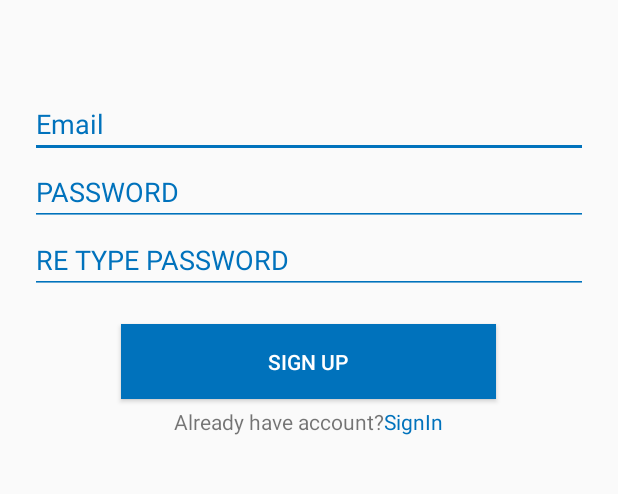
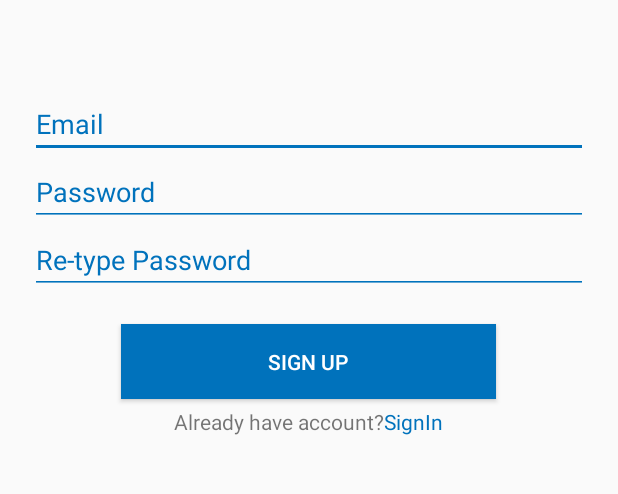
Before and after one commit to Raafay76642/GoodDocter3.3, an Android app: the SignUp screen opened directly, with no data from a screen before it, on a phone screen of 412 x 824 dp, the part 309-803 px from its top. Run offline under Robolectric (Android 15) with nearby library versions, the phone set to English and light mode, and no system bars; our stand-ins replace Firebase (no records; nobody signed in at launch, a user with empty details on screens opened directly).

Commit message:
login implemebted

```diff
--- a/app/build.gradle
+++ b/app/build.gradle
@@ -41,7 +41,7 @@ dependencies {
     implementation 'com.google.firebase:firebase-auth:16.1.0'
     implementation 'com.android.support.constraint:constraint-layout:1.0.2'
     testImplementation 'junit:junit:4.12'
-    implementation(name:'sinch-android-rtc', version:'+', ext:'aar')
+    implementation(name: 'sinch-android-rtc', version: '+', ext: 'aar')
 
 
 }
--- a/app/src/main/AndroidManifest.xml
+++ b/app/src/main/AndroidManifest.xml
@@ -1,10 +1,12 @@
 <?xml version="1.0" encoding="utf-8"?>
 <manifest xmlns:android="http://schemas.android.com/apk/res/android"
     package="com.example.aser.gooddocter001">
-    <uses-permission android:name="android.permission.INTERNET"></uses-permission>
+
+    <uses-permission android:name="android.permission.INTERNET" />
     <uses-permission android:name="android.permission.ACCESS_NETWORK_STATE" />
     <uses-permission android:name="android.permission.RECORD_AUDIO" />
     <uses-permission android:name="android.permission.MODIFY_AUDIO_SETTINGS" />
+    <uses-permission android:name="android.permission.CAMERA"/>
     <uses-permission android:name="android.permission.READ_PHONE_STATE" />
 
     <application
@@ -14,7 +16,7 @@
         android:roundIcon="@mipmap/ic_launcher_round"
         android:supportsRtl="true"
         android:theme="@style/AppTheme">
-        <activity android:name=".Profile"></activity>
+        <activity android:name=".Profile" />
         <activity android:name=".Apntments" />
         <activity android:name=".MainActivity">
             <intent-filter>
--- a/app/src/main/java/com/example/aser/gooddocter001/Booked_apntments.java
+++ b/app/src/main/java/com/example/aser/gooddocter001/Booked_apntments.java
@@ -7,18 +7,21 @@ import android.support.v4.app.Fragment;
 import android.view.LayoutInflater;
 import android.view.View;
 import android.view.ViewGroup;
+import android.widget.Button;
 import android.widget.TextView;
 
 public class Booked_apntments extends Fragment {
 
-
+Button btn;
     @Override
     public View onCreateView(LayoutInflater inflater, ViewGroup container,
                              Bundle savedInstanceState) {
         // Inflate the layout for this fragment
         return inflater.inflate(R.layout.fragment_booked_apntments, container, false);
 
+
     }
 
 
+
     }
--- a/app/src/main/res/layout/activity_main.xml
+++ b/app/src/main/res/layout/activity_main.xml
@@ -40,7 +40,7 @@
         android:hint="Email"
         android:textColorHint="@color/blue"
         android:backgroundTint="@color/blue"
-        android:inputType="textMultiLine"
+        android:inputType="textWebEmailAddress"
         android:layout_marginRight="20dp"
         android:layout_marginLeft="20dp"
         android:layout_marginTop="20dp"/>
@@ -51,7 +51,7 @@
         android:layout_width="match_parent"
         android:layout_height="wrap_content"
         android:hint="Password"
-        android:inputType="textMultiLine"
+        android:inputType="textWebPassword"
         android:layout_marginRight="20dp"
         android:layout_marginLeft="20dp"
         />
--- a/app/src/main/res/layout/activity_sign_up.xml
+++ b/app/src/main/res/layout/activity_sign_up.xml
@@ -39,17 +39,17 @@
     android:layout_height="match_parent"
     android:orientation="vertical"
     android:layout_marginTop="60dp">
+
     <EditText
         android:id="@+id/email"
-        android:textColorHint="@color/blue"
-        android:backgroundTint="@color/blue"
         android:layout_width="match_parent"
         android:layout_height="wrap_content"
+        android:layout_marginLeft="20dp"
+        android:layout_marginRight="20dp"
+        android:backgroundTint="@color/blue"
         android:hint="Email"
-        android:inputType="textMultiLine"
-        android:layout_marginRight="20dp"
-        android:layout_marginLeft="20dp"
-        />
+        android:inputType="textWebEmailAddress"
+        android:textColorHint="@color/blue" />
 
     <EditText
         android:id="@+id/password"
@@ -57,8 +57,8 @@
         android:backgroundTint="@color/blue"
         android:layout_width="match_parent"
         android:layout_height="wrap_content"
-        android:hint="PASSWORD"
-        android:inputType="textMultiLine"
+        android:hint="Password"
+        android:inputType="textWebPassword"
         android:layout_marginRight="20dp"
         android:layout_marginLeft="20dp"
         />
@@ -67,8 +67,8 @@
         android:backgroundTint="@color/blue"
         android:layout_width="match_parent"
         android:layout_height="wrap_content"
-        android:hint="RE TYPE PASSWORD"
-        android:inputType="textMultiLine"
+        android:hint="Re-type Password"
+        android:inputType="textWebPassword"
         android:layout_marginRight="20dp"
         android:layout_marginLeft="20dp"
         />
--- a/app/src/main/res/layout/fragment_booked_apntments.xml
+++ b/app/src/main/res/layout/fragment_booked_apntments.xml
@@ -6,10 +6,12 @@
     tools:context=".Booked_apntments">
 
     <!-- TODO: Update blank fragment layout -->
-    <TextView
+    <Button
         android:layout_width="match_parent"
         android:layout_height="match_parent"
         android:text="@string/hello_blank_fragment"
-        android:id="@+id/tt1"/>
+        android:id="@+id/btt1"
+        android:background="@drawable/rountcorner"
+        />
 
 </FrameLayout>
```
Also changed, not shown: app/src/main/java/com/example/aser/gooddocter001/Apntments.java (+20 -26 lines), app/src/main/java/com/example/aser/gooddocter001/Profile.java (+14 -0 lines), 2 other files.
